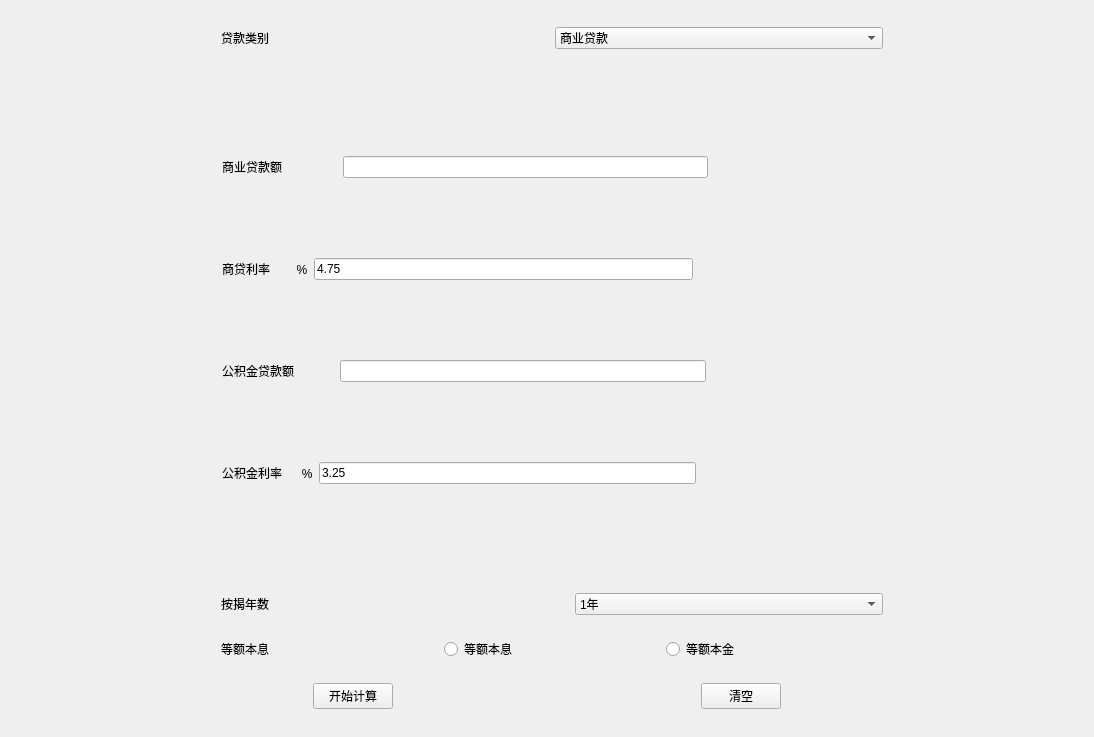
This is mainwindow.ui in lusx119/chaos as Qt 5 draws it before an edit. The edited form follows.
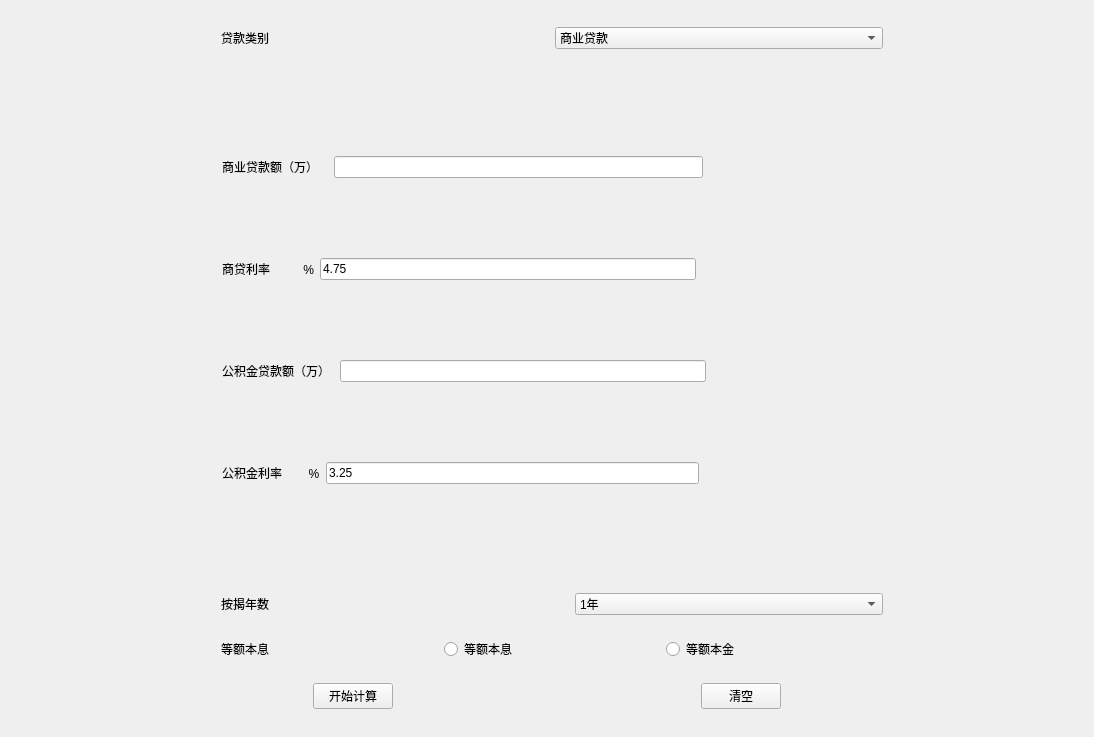
This is the edited form. The open tabs and pages were chosen to show the change.

```diff
--- a/mainwindow.ui
+++ b/mainwindow.ui
@@ -589,26 +589,10 @@
           <item>
            <widget class="QLabel" name="label_13">
             <property name="text">
-             <string>商业贷款额</string>
+             <string>商业贷款额（万）   </string>
             </property>
            </widget>
           </item>
-          <item>
-           <spacer name="horizontalSpacer_36">
-            <property name="orientation">
-             <enum>Qt::Horizontal</enum>
-            </property>
-            <property name="sizeType">
-             <enum>QSizePolicy::Fixed</enum>
-            </property>
-            <property name="sizeHint" stdset="0">
-             <size>
-              <width>55</width>
-              <height>20</height>
-             </size>
-            </property>
-           </spacer>
-          </item>
           <item>
            <widget class="QLineEdit" name="lineEdit_7"/>
           </item>
@@ -648,7 +632,7 @@
           <item>
            <widget class="QLabel" name="label_11">
             <property name="text">
-             <string>商贷利率        %</string>
+             <string>商贷利率          %</string>
             </property>
            </widget>
           </item>
@@ -695,26 +679,10 @@
           <item>
            <widget class="QLabel" name="label_12">
             <property name="text">
-             <string>公积金贷款额</string>
+             <string>公积金贷款额（万） </string>
             </property>
            </widget>
           </item>
-          <item>
-           <spacer name="horizontalSpacer_33">
-            <property name="orientation">
-             <enum>Qt::Horizontal</enum>
-            </property>
-            <property name="sizeType">
-             <enum>QSizePolicy::Fixed</enum>
-            </property>
-            <property name="sizeHint" stdset="0">
-             <size>
-              <width>40</width>
-              <height>20</height>
-             </size>
-            </property>
-           </spacer>
-          </item>
           <item>
            <widget class="QLineEdit" name="lineEdit_6"/>
           </item>
@@ -754,7 +722,7 @@
           <item>
            <widget class="QLabel" name="label_16">
             <property name="text">
-             <string>公积金利率      %</string>
+             <string>公积金利率        %</string>
             </property>
            </widget>
           </item>
```
